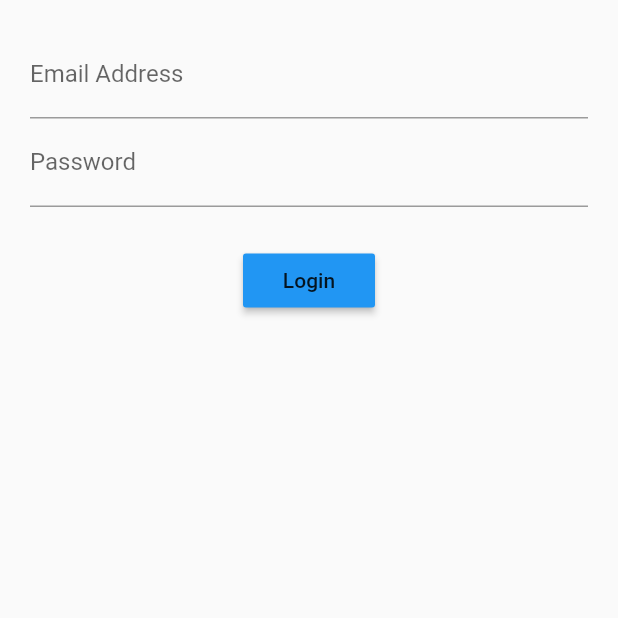
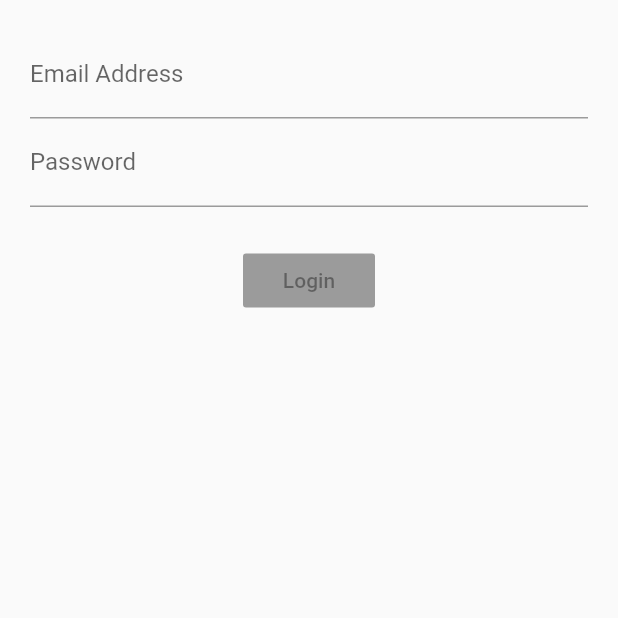
Before and after one commit to StefanT123/flutter-login-BLOC, a Flutter app: the screen it shows after launch, on a phone screen of 412 x 824 dp, the top half of it. Run offline on Flutter 3.47's test engine with Material 2 defaults, Android fonts, the phone set to English and light mode, and no system bars; our stand-ins replace rxdart.

Commit message:
Refactored code with rxdart

```diff
--- a/app/lib/src/blocs/bloc.dart
+++ b/app/lib/src/blocs/bloc.dart
@@ -1,9 +1,10 @@
 import 'dart:async';
 import 'validators.dart';
+import 'package:rxdart/rxdart.dart';
 
 class Bloc extends Object with Validators {
-    final _emailController = StreamController<String>();
-    final _passwordController = StreamController<String>();
+    final _emailController = BehaviorSubject<String>();
+    final _passwordController = BehaviorSubject<String>();
 
     /**
      * Add data to stream.
@@ -16,6 +17,15 @@ class Bloc extends Object with Validators {
      */
     Stream<String> get email => _emailController.stream.transform(validateEmail);
     Stream<String> get password => _passwordController.stream.transform(validatePassword);
+    Stream<bool> get submitValid => Observable.combineLatest2(email, password, (email, password) => true);
+
+    submit() {
+        final validEmail = this._emailController.value;
+        final validPassword = this._passwordController.value;
+
+        print('Email is ${validEmail}');
+        print('Password is ${validPassword}');
+    }
 
     /**
      * Close the stream.
--- a/app/lib/src/blocs/provider.dart
+++ b/app/lib/src/blocs/provider.dart
@@ -9,6 +9,8 @@ class Provider extends InheritedWidget {
     bool updateShouldNotify(_) => true;
 
     static Bloc of(BuildContext context) {
-        return (context.inheritFromWidgetOfExactType(Provider) as Provider).bloc;
+        final provider = context.inheritFromWidgetOfExactType(Provider) as Provider;
+
+        return provider.bloc;
     }
 }
--- a/app/lib/src/screens/login_screen.dart
+++ b/app/lib/src/screens/login_screen.dart
@@ -13,7 +13,7 @@ class LoginScreen extends StatelessWidget {
                     emailField(bloc),
                     passwordField(bloc),
                     Container(margin: EdgeInsets.only(top: 25.0)),
-                    submitButton(),
+                    submitButton(bloc),
                 ],
             ),
         );
@@ -53,11 +53,16 @@ class LoginScreen extends StatelessWidget {
         );
     }
 
-    Widget submitButton() {
-        return RaisedButton(
-            child: Text('Login'),
-            color: Colors.blue,
-            onPressed: () {}
+    Widget submitButton(Bloc bloc) {
+        return StreamBuilder(
+            stream: bloc.submitValid,
+            builder: (context, snapshot) {
+                return RaisedButton(
+                    child: Text('Login'),
+                    color: Colors.blue,
+                    onPressed: snapshot.hasData ? bloc.submit : null
+                );
+            }
         );
     }
 }
--- a/app/pubspec.yaml
+++ b/app/pubspec.yaml
@@ -23,6 +23,8 @@ dependencies:
   # The following adds the Cupertino Icons font to your application.
   # Use with the CupertinoIcons class for iOS style icons.
   cupertino_icons: ^0.1.2
+
+  rxdart: ^0.22.2
 
 dev_dependencies:
   flutter_test:
```
Also changed, not shown: app/pubspec.lock.
